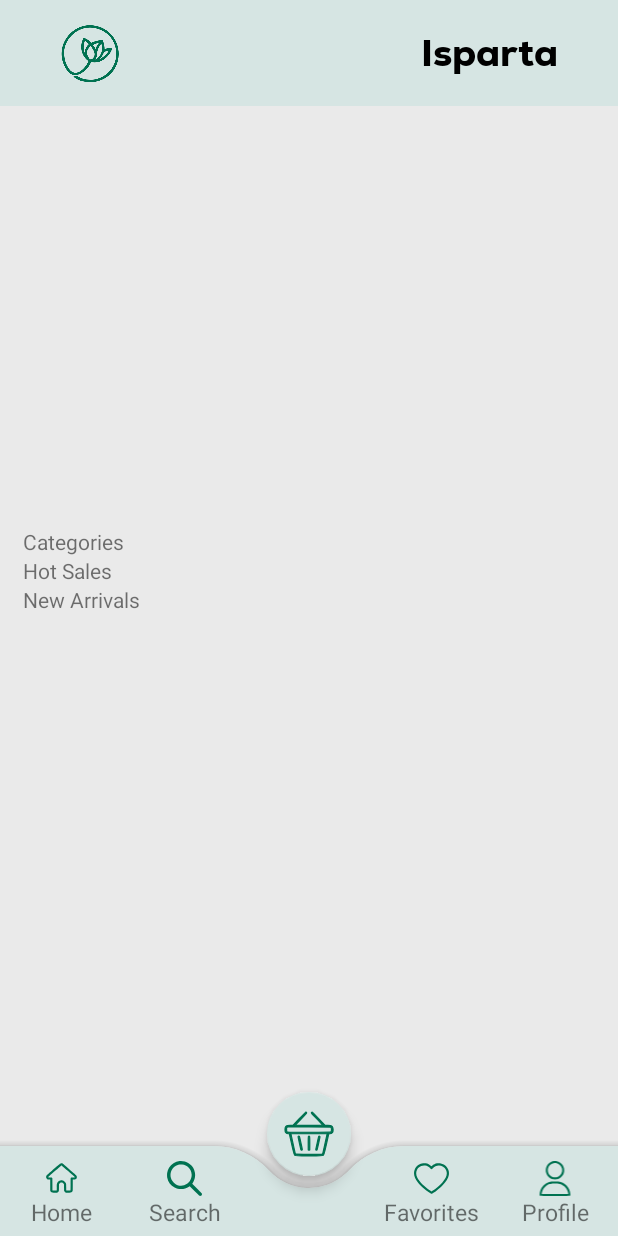
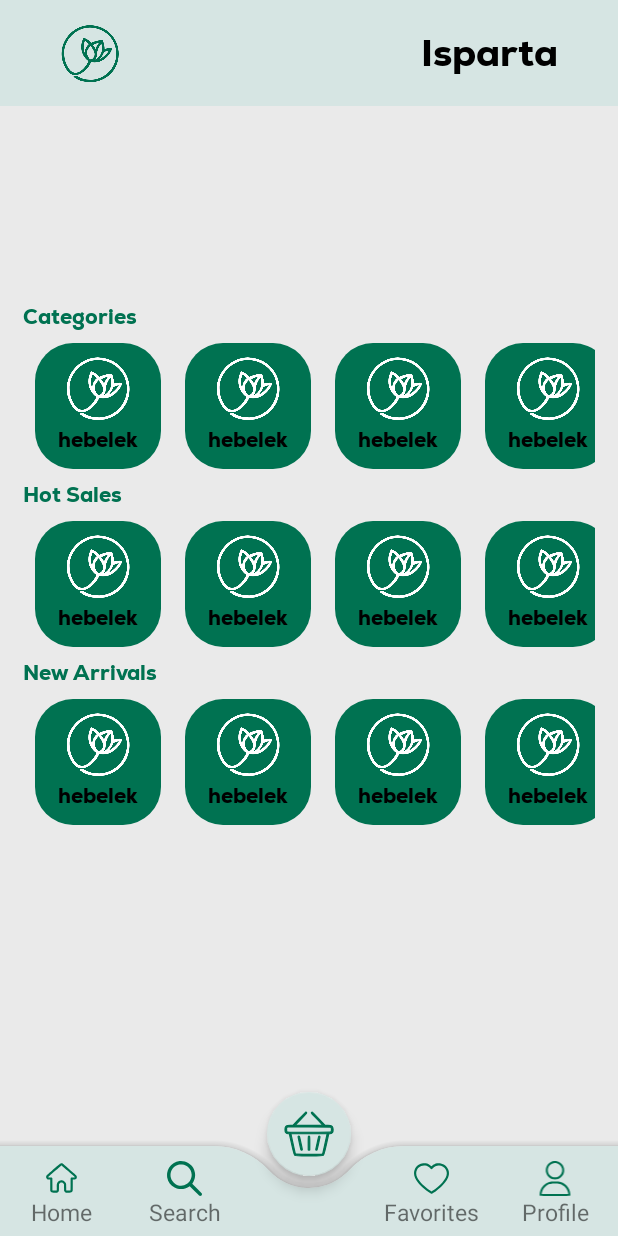
Before and after one commit to ErenGokirmak/bahceden, an Android app: the HomeActivity screen opened directly, with no data from a screen before it, on a phone screen of 412 x 824 dp. Run offline under Robolectric (Android 15) with nearby library versions, the phone set to English and light mode, and no system bars.

Commit message:
added temporary functionality to recycler views in homepage

```diff
--- /dev/null
+++ b/app/src/main/java/com/swifties/bahceden/CategoriesAdapter.java
@@ -0,0 +1,47 @@
+package com.swifties.bahceden;
+
+import android.view.LayoutInflater;
+import android.view.View;
+import android.view.ViewGroup;
+import android.widget.TextView;
+import android.widget.Toast;
+
+import androidx.annotation.NonNull;
+import androidx.recyclerview.widget.RecyclerView;
+
+public class CategoriesAdapter extends RecyclerView.Adapter<CategoriesAdapter.ViewHolder> {
+
+    @NonNull
+    @Override
+    public ViewHolder onCreateViewHolder(@NonNull ViewGroup viewGroup, int viewType) {
+        // Create a new view, which defines the UI of the list item
+        View view = LayoutInflater.from(viewGroup.getContext())
+                .inflate(R.layout.categorie_item, viewGroup, false);
+
+        return new ViewHolder(view);
+    }
+
+    @Override
+    public void onBindViewHolder(@NonNull ViewHolder holder, int position) {
+
+    }
+
+    @Override
+    public int getItemCount() {
+        return 10;
+    }
+
+    public static class ViewHolder extends RecyclerView.ViewHolder {
+
+        public ViewHolder(View view) {
+            super(view);
+
+            view.setOnClickListener(new View.OnClickListener() {
+                @Override
+                public void onClick(View v) {
+                    Toast.makeText(view.getContext(), "BaS:" + getAdapterPosition(), Toast.LENGTH_SHORT).show();
+                }
+            });
+        }
+    }
+}
--- a/app/src/main/java/com/swifties/bahceden/HomeActivity.java
+++ b/app/src/main/java/com/swifties/bahceden/HomeActivity.java
@@ -1,14 +1,54 @@
 package com.swifties.bahceden;
 
 import androidx.appcompat.app.AppCompatActivity;
+import androidx.recyclerview.widget.LinearLayoutManager;
+import androidx.recyclerview.widget.RecyclerView;
 
 import android.os.Bundle;
 
 public class HomeActivity extends AppCompatActivity {
 
+    private RecyclerView categoriesRV;
+    private RecyclerView hotSalesRV;
+    private RecyclerView newArrivalsRV;
+    private RecyclerView.Adapter categoriesAdapter;
+    private RecyclerView.Adapter arrivalsAdapter;
+    private RecyclerView.Adapter hotSalesAdapter;
+
+    RecyclerView.LayoutManager cLayoutManager;
+    RecyclerView.LayoutManager aLayoutManager;
+    RecyclerView.LayoutManager hLayoutManager;
+
     @Override
     protected void onCreate(Bundle savedInstanceState) {
         super.onCreate(savedInstanceState);
         setContentView(R.layout.activity_home);
+
+        categoriesRV = (RecyclerView) findViewById(R.id.categoriesRV);
+        categoriesRV.setHasFixedSize(true);
+        cLayoutManager = new LinearLayoutManager(this, LinearLayoutManager.HORIZONTAL, false);
+
+        categoriesRV.setLayoutManager(cLayoutManager);
+        categoriesAdapter = new CategoriesAdapter();
+        categoriesRV.setAdapter(categoriesAdapter);
+
+        hotSalesRV = (RecyclerView) findViewById(R.id.hotSalesRV);
+        hotSalesRV.setHasFixedSize(true);
+        hLayoutManager = new LinearLayoutManager(this, LinearLayoutManager.HORIZONTAL, false);
+
+        hotSalesRV.setLayoutManager(hLayoutManager);
+        hotSalesAdapter = new CategoriesAdapter();
+        hotSalesRV.setAdapter(hotSalesAdapter);
+
+        newArrivalsRV = (RecyclerView) findViewById(R.id.newArrivalsRV);
+        newArrivalsRV.setHasFixedSize(true);
+        aLayoutManager = new LinearLayoutManager(this, LinearLayoutManager.HORIZONTAL, false);
+
+        newArrivalsRV.setLayoutManager(aLayoutManager);
+        arrivalsAdapter = new CategoriesAdapter();
+        newArrivalsRV.setAdapter(arrivalsAdapter);
+
+
+
     }
 }
--- a/app/src/main/java/com/swifties/bahceden/SplashActivity.java
+++ b/app/src/main/java/com/swifties/bahceden/SplashActivity.java
@@ -16,7 +16,7 @@ public class SplashActivity extends AppCompatActivity {
         new Handler().postDelayed(new Runnable() {
             @Override
             public void run() {
-                Intent intent = new Intent(SplashActivity.this, IntroActivity.class);
+                Intent intent = new Intent(SplashActivity.this, HomeActivity.class);
                 startActivity(intent);
                 finish();
             }
--- a/app/src/main/res/layout/activity_home.xml
+++ b/app/src/main/res/layout/activity_home.xml
@@ -63,9 +63,12 @@
             <TextView
                 android:layout_width="match_parent"
                 android:layout_height="wrap_content"
-                android:text="Categories"/>
+                android:text="@string/categories"
+                android:textColor="@color/bahceden_green"
+                android:fontFamily="@font/nexa_heavy"/>
 
             <androidx.recyclerview.widget.RecyclerView
+                android:id="@+id/categoriesRV"
                 android:layout_width="match_parent"
                 android:layout_height="match_parent"
                 android:orientation="horizontal"/>
@@ -73,9 +76,12 @@
             <TextView
                 android:layout_width="match_parent"
                 android:layout_height="wrap_content"
-                android:text="Hot Sales"/>
+                android:text="@string/hot_sales"
+                android:textColor="@color/bahceden_green"
+                android:fontFamily="@font/nexa_heavy"/>
 
             <androidx.recyclerview.widget.RecyclerView
+                android:id="@+id/hotSalesRV"
                 android:layout_width="match_parent"
                 android:layout_height="match_parent"
                 android:orientation="horizontal"/>
@@ -83,9 +89,12 @@
             <TextView
                 android:layout_width="match_parent"
                 android:layout_height="wrap_content"
-                android:text="New Arrivals"/>
+                android:text="@string/new_arrivals"
+                android:textColor="@color/bahceden_green"
+                android:fontFamily="@font/nexa_heavy"/>
 
             <androidx.recyclerview.widget.RecyclerView
+                android:id="@+id/newArrivalsRV"
                 android:layout_width="match_parent"
                 android:layout_height="match_parent"
                 android:orientation="horizontal"/>
--- a/app/src/main/res/layout/activity_search.xml
+++ b/app/src/main/res/layout/activity_search.xml
@@ -33,7 +33,6 @@
         android:layout_marginVertical="8dp"
         android:layout_marginHorizontal="16dp"
         app:layout_constraintTop_toBottomOf="@id/searchBar"
-        app:layout_constraintBottom_toTpOf="@+id/searchHistoryRV"
         app:layout_constraintStart_toStartOf="parent"
         app:layout_constraintEnd_toEndOf="parent"
         android:orientation="horizontal">
--- /dev/null
+++ b/app/src/main/res/layout/categorie_item.xml
@@ -0,0 +1,43 @@
+<?xml version="1.0" encoding="utf-8"?>
+<androidx.constraintlayout.widget.ConstraintLayout xmlns:android="http://schemas.android.com/apk/res/android"
+    android:layout_width="100dp"
+    android:layout_height="100dp"
+    xmlns:app="http://schemas.android.com/apk/res-auto"
+    android:padding="8dp">
+
+    <ImageView
+        android:layout_width="match_parent"
+        android:layout_height="match_parent"
+        app:layout_constraintStart_toStartOf="parent"
+        app:layout_constraintEnd_toEndOf="parent"
+        app:layout_constraintBottom_toBottomOf="parent"
+        app:layout_constraintTop_toTopOf="parent"
+        android:src="@drawable/long_button_background"
+        app:tint="@color/bahceden_green"/>
+
+    <ImageView
+        android:layout_width="match_parent"
+        android:layout_height="match_parent"
+        app:layout_constraintStart_toStartOf="parent"
+        app:layout_constraintEnd_toEndOf="parent"
+        app:layout_constraintBottom_toBottomOf="parent"
+        app:layout_constraintTop_toTopOf="parent"
+        android:layout_marginHorizontal="16dp"
+        android:layout_marginBottom="32dp"
+        android:layout_marginTop="8dp"
+        android:src="@drawable/bahcedenlogo"
+        app:tint="@color/white"/>
+
+    <TextView
+        android:layout_width="match_parent"
+        android:layout_height="wrap_content"
+        android:fontFamily="@font/nexa_heavy"
+        android:layout_margin="10dp"
+        android:text="hebelek"
+        android:textAlignment="center"
+        android:textColor="@color/black"
+        app:layout_constraintBottom_toBottomOf="parent"
+        app:layout_constraintEnd_toEndOf="parent"
+        app:layout_constraintStart_toStartOf="parent" />
+
+</androidx.constraintlayout.widget.ConstraintLayout>
--- a/app/src/main/res/values/strings.xml
+++ b/app/src/main/res/values/strings.xml
@@ -16,4 +16,7 @@
     <string name="remember_me">Remember Me?</string>
     <string name="login_to_your_account">Login to Your Account</string>
     <string name="filters">Filters</string>
+    <string name="new_arrivals">New Arrivals</string>
+    <string name="hot_sales">Hot Sales</string>
+    <string name="categories">Categories</string>
 </resources>
```
